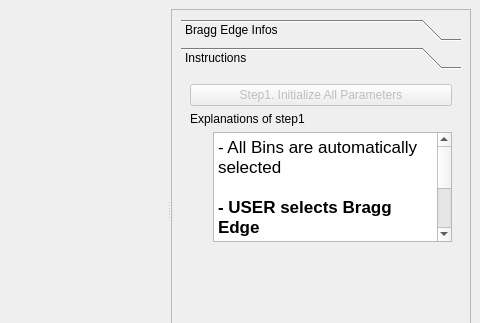
Old version of the form designer/ui_fittingWindow.ui in the repository ornlneutronimaging/iBeatles; both pictures show x 738 to 1218 and y 0 to 323 of the 1218 by 773 pixel window.
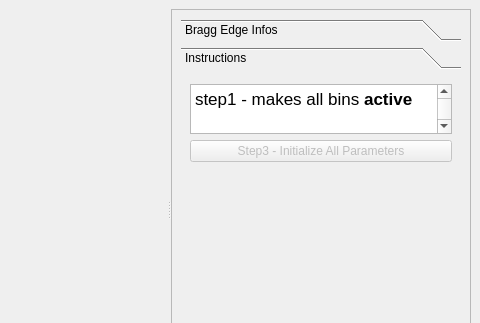
New version of the form.

Commit message: Improved instructions in fitting window

Patch:
```diff
--- a/designer/ui_fittingWindow.ui
+++ b/designer/ui_fittingWindow.ui
@@ -291,43 +291,17 @@
             </attribute>
             <layout class="QVBoxLayout" name="verticalLayout_6">
              <item>
-              <widget class="QPushButton" name="instructions_step1_button">
-               <property name="enabled">
-                <bool>false</bool>
-               </property>
-               <property name="text">
-                <string>Step1. Initialize All Parameters</string>
-               </property>
-              </widget>
-             </item>
-             <item>
-              <widget class="QLabel" name="label_4">
-               <property name="text">
-                <string>Explanations of step1</string>
-               </property>
-              </widget>
-             </item>
-             <item>
-              <layout class="QHBoxLayout" name="horizontalLayout_6">
-               <item>
-                <spacer name="horizontalSpacer_4">
-                 <property name="orientation">
-                  <enum>Qt::Horizontal</enum>
-                 </property>
-                 <property name="sizeHint" stdset="0">
+              <widget class="QTextEdit" name="step1_step2_instructions_label">
+               <property name="minimumSize">
                   <size>
-                   <width>40</width>
-                   <height>20</height>
-                  </size>
-                 </property>
-                </spacer>
-               </item>
-               <item>
-                <widget class="QTextEdit" name="textEdit">
+                 <width>0</width>
+                 <height>50</height>
+                </size>
+               </property>
                  <property name="maximumSize">
                   <size>
                    <width>16777215</width>
-                   <height>110</height>
+                 <height>50</height>
                   </size>
                  </property>
                  <property name="readOnly">
@@ -338,15 +312,24 @@
 &lt;html&gt;&lt;head&gt;&lt;meta name=&quot;qrichtext&quot; content=&quot;1&quot; /&gt;&lt;style type=&quot;text/css&quot;&gt;
 p, li { white-space: pre-wrap; }
 &lt;/style&gt;&lt;/head&gt;&lt;body style=&quot; font-family:'.SF NS Text'; font-size:13pt; font-weight:400; font-style:normal;&quot;&gt;
-&lt;p style=&quot; margin-top:0px; margin-bottom:0px; margin-left:0px; margin-right:0px; -qt-block-indent:0; text-indent:0px;&quot;&gt;- All Bins are automatically selected&lt;/p&gt;
-&lt;p style=&quot;-qt-paragraph-type:empty; margin-top:0px; margin-bottom:0px; margin-left:0px; margin-right:0px; -qt-block-indent:0; text-indent:0px;&quot;&gt;&lt;br /&gt;&lt;/p&gt;
-&lt;p style=&quot; margin-top:0px; margin-bottom:0px; margin-left:0px; margin-right:0px; -qt-block-indent:0; text-indent:0px;&quot;&gt;&lt;span style=&quot; font-weight:600;&quot;&gt;- USER selects Bragg Edge&lt;/span&gt;&lt;/p&gt;
-&lt;p style=&quot;-qt-paragraph-type:empty; margin-top:0px; margin-bottom:0px; margin-left:0px; margin-right:0px; -qt-block-indent:0; text-indent:0px;&quot;&gt;&lt;br /&gt;&lt;/p&gt;
-&lt;p style=&quot; margin-top:0px; margin-bottom:0px; margin-left:0px; margin-right:0px; -qt-block-indent:0; text-indent:0px;&quot;&gt;- Program determines inital guess value of parameters and fits data using 1 global bin.&lt;/p&gt;&lt;/body&gt;&lt;/html&gt;</string>
+&lt;p style=&quot; margin-top:0px; margin-bottom:0px; margin-left:0px; margin-right:0px; -qt-block-indent:0; text-indent:0px;&quot;&gt;step1 - makes all bins &lt;span style=&quot; font-weight:600;&quot;&gt;active&lt;/span&gt;&lt;/p&gt;
+&lt;p style=&quot;-qt-paragraph-type:empty; margin-top:0px; margin-bottom:0px; margin-left:0px; margin-right:0px; -qt-block-indent:0; text-indent:0px; font-weight:600;&quot;&gt;&lt;br /&gt;&lt;/p&gt;
+&lt;p style=&quot; margin-top:0px; margin-bottom:0px; margin-left:0px; margin-right:0px; -qt-block-indent:0; text-indent:0px;&quot;&gt;step2 -&lt;span style=&quot; font-weight:600;&quot;&gt; &lt;/span&gt;selects Bragg Edge peak&lt;/p&gt;&lt;/body&gt;&lt;/html&gt;</string>
                  </property>
                 </widget>
                </item>
-              </layout>
+             <item>
+              <widget class="QPushButton" name="instructions_step1_button">
+               <property name="enabled">
+                <bool>false</bool>
+               </property>
+               <property name="toolTip">
+                <string>Program determines inital guess value of parameters and fits data using 1 global bin</string>
+               </property>
+               <property name="text">
+                <string>Step3 - Initialize All Parameters</string>
+               </property>
+              </widget>
              </item>
              <item>
               <spacer name="verticalSpacer_2">
```
Lines whose indentation alone changed are shown as unchanged. The commit also changes 1 other file.
